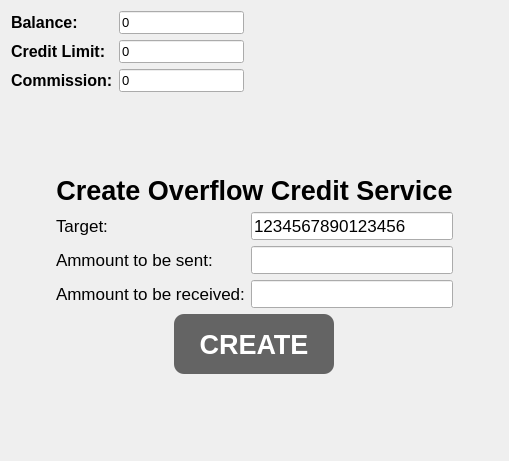
Qt form ATM_Shevchenky/create_overflow_credit_service.ui (mshevcenko/ATM_Shevchenky) before a commit.
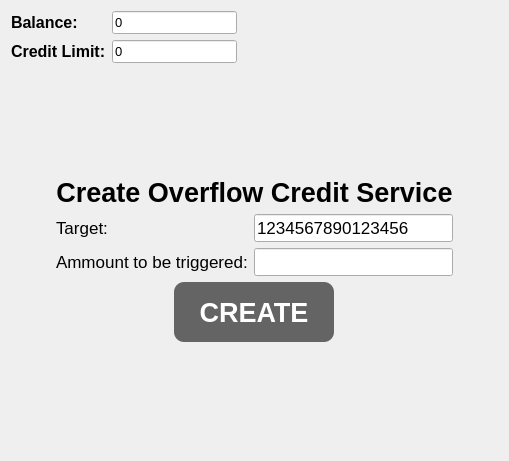
The same form after that commit. Icons and pictures are not drawn. Custom widgets are drawn as their Qt base class.

The edit to the form file:
```diff
--- a/ATM_Shevchenky/create_overflow_credit_service.ui
+++ b/ATM_Shevchenky/create_overflow_credit_service.ui
@@ -93,43 +93,6 @@
          </property>
         </widget>
        </item>
-       <item row="2" column="0">
-        <widget class="QLabel" name="commissionLabel">
-         <property name="font">
-          <font>
-           <pointsize>12</pointsize>
-           <bold>true</bold>
-          </font>
-         </property>
-         <property name="text">
-          <string>Commission:</string>
-         </property>
-        </widget>
-       </item>
-       <item row="2" column="1">
-        <widget class="QLineEdit" name="commissionLineEdit">
-         <property name="sizePolicy">
-          <sizepolicy hsizetype="Preferred" vsizetype="Fixed">
-           <horstretch>0</horstretch>
-           <verstretch>0</verstretch>
-          </sizepolicy>
-         </property>
-         <property name="font">
-          <font>
-           <pointsize>10</pointsize>
-          </font>
-         </property>
-         <property name="text">
-          <string>0</string>
-         </property>
-         <property name="maxLength">
-          <number>32765</number>
-         </property>
-         <property name="readOnly">
-          <bool>true</bool>
-         </property>
-        </widget>
-       </item>
       </layout>
      </item>
      <item>
@@ -257,36 +220,6 @@
           </widget>
          </item>
          <item row="1" column="0">
-          <widget class="QLabel" name="ammountToBeSentLabel">
-           <property name="font">
-            <font>
-             <pointsize>13</pointsize>
-            </font>
-           </property>
-           <property name="text">
-            <string>Ammount to be sent:</string>
-           </property>
-          </widget>
-         </item>
-         <item row="1" column="1">
-          <widget class="MoneyLineEdit" name="ammountToBeSentLineEdit">
-           <property name="sizePolicy">
-            <sizepolicy hsizetype="Expanding" vsizetype="Fixed">
-             <horstretch>0</horstretch>
-             <verstretch>0</verstretch>
-            </sizepolicy>
-           </property>
-           <property name="font">
-            <font>
-             <pointsize>13</pointsize>
-            </font>
-           </property>
-           <property name="maxLength">
-            <number>16</number>
-           </property>
-          </widget>
-         </item>
-         <item row="2" column="0">
           <widget class="QLabel" name="ammountToBeReceivedLabel">
            <property name="font">
             <font>
@@ -294,12 +227,12 @@
             </font>
            </property>
            <property name="text">
-            <string>Ammount to be received:</string>
+            <string>Ammount to be triggered:</string>
            </property>
           </widget>
          </item>
-         <item row="2" column="1">
-          <widget class="MoneyLineEdit" name="ammountToBeReceivedLineEdit">
+         <item row="1" column="1">
+          <widget class="MoneyLineEdit" name="ammountToBeTriggeredLineEdit">
            <property name="sizePolicy">
             <sizepolicy hsizetype="Expanding" vsizetype="Fixed">
              <horstretch>0</horstretch>
```
Left out of the diff: 2 changed lines with no effect on the pictures.
